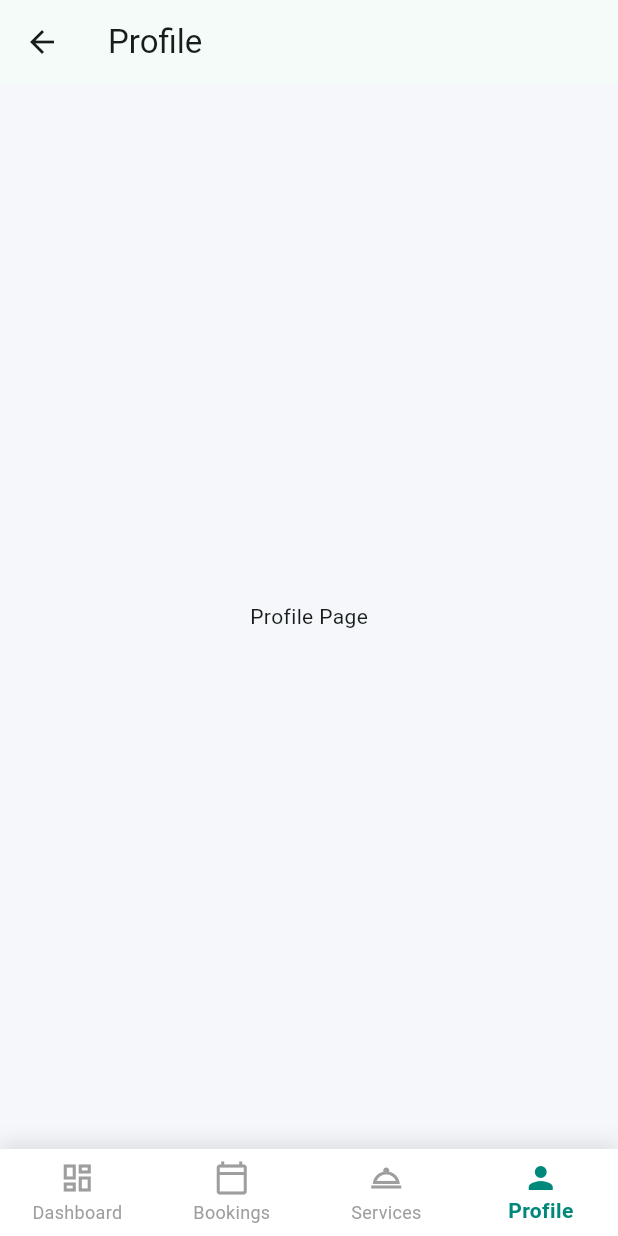
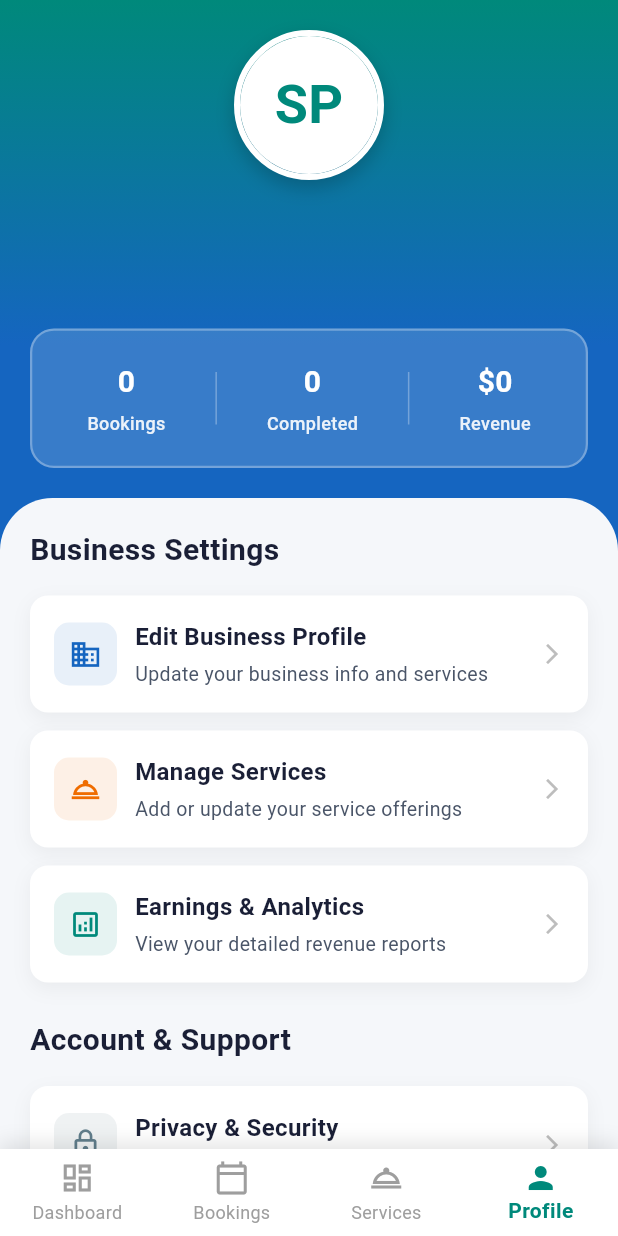
Before and after one commit to thisari-hettiarachchi/EventWallet, a Flutter app: the ProviderBottomNav widget shown alone on an empty page, opened directly, item 4 of the bottom bar chosen, on a phone screen of 412 x 824 dp. Run offline on Flutter 3.47's test engine with Material 3 defaults, Android fonts, the phone set to English and light mode, and no system bars; our stand-ins replace cloud_firestore, firebase_auth, firebase_core; accounts and stored records are empty.

Commit message:
add profile page

```diff
--- a/lib/core/widgets/provider_bottom_nav.dart
+++ b/lib/core/widgets/provider_bottom_nav.dart
@@ -1,5 +1,6 @@
 import 'package:flutter/material.dart';
 import '../../features/service_provider/dashboard/dashboard.dart';
+import '../../features/service_provider/profile/profile.dart';
 import 'package:firebase_auth/firebase_auth.dart';
 import 'package:cloud_firestore/cloud_firestore.dart';
 
@@ -13,10 +14,6 @@ class ProviderBottomNav extends StatelessWidget {
 
     final user = FirebaseAuth.instance.currentUser;
     if (user == null) return;
-
-    // We need providerType for the Dashboard.
-    // Usually, we'd get this from a Provider/State Management,
-    // but here we'll fetch it from Firestore or pass it if known.
 
     Widget page;
     switch (index) {
@@ -35,7 +32,7 @@ class ProviderBottomNav extends StatelessWidget {
         page = const ProviderServicesPage();
         break;
       case 3:
-        page = const ProviderProfilePage();
+        page = const ServiceProviderProfilePage();
         break;
       default:
         return;
@@ -122,15 +119,3 @@ class ProviderServicesPage extends StatelessWidget {
     );
   }
 }
-
-class ProviderProfilePage extends StatelessWidget {
-  const ProviderProfilePage({super.key});
-  @override
-  Widget build(BuildContext context) {
-    return Scaffold(
-      appBar: AppBar(title: const Text('Profile')),
-      body: const Center(child: Text('Profile Page')),
-      bottomNavigationBar: const ProviderBottomNav(currentIndex: 3),
-    );
-  }
-}
--- /dev/null
+++ b/lib/features/service_provider/profile/profile.dart
@@ -0,0 +1,446 @@
+import 'package:flutter/material.dart';
+import 'package:firebase_auth/firebase_auth.dart';
+import 'package:cloud_firestore/cloud_firestore.dart';
+import '../../../core/widgets/provider_bottom_nav.dart';
+import '../../../services/auth_service.dart';
+import '../../user/auth/login.dart';
+
+class ServiceProviderProfilePage extends StatelessWidget {
+  const ServiceProviderProfilePage({super.key});
+
+  @override
+  Widget build(BuildContext context) {
+    final User? user = FirebaseAuth.instance.currentUser;
+
+    if (user == null) {
+      Future.microtask(() {
+        Navigator.pushReplacement(
+          context,
+          MaterialPageRoute(builder: (_) => const LoginPage()),
+        );
+      });
+      return const Scaffold(
+        body: Center(child: CircularProgressIndicator()),
+      );
+    }
+
+    return FutureBuilder<DocumentSnapshot>(
+      future: FirebaseFirestore.instance.collection('service_providers').doc(user.uid).get(),
+      builder: (context, snapshot) {
+        if (snapshot.connectionState == ConnectionState.waiting) {
+          return const Scaffold(
+            body: Center(child: CircularProgressIndicator()),
+          );
+        }
+
+        if (!snapshot.hasData || !snapshot.data!.exists) {
+          return const Scaffold(
+            body: Center(child: Text('Provider data not found')),
+          );
+        }
+
+        final providerData = snapshot.data!.data() as Map<String, dynamic>;
+        final String businessName = providerData['businessName'] ?? 'Business Name';
+        final String email = providerData['email'] ?? 'No email';
+        final String providerType = providerData['providerType'] ?? 'Service Provider';
+
+        final initials = businessName.isNotEmpty
+            ? businessName.trim().split(' ').map((e) => e[0]).take(2).join()
+            : 'SP';
+
+        return Scaffold(
+          backgroundColor: const Color(0xFFF5F7FA),
+          body: Container(
+            decoration: const BoxDecoration(
+              gradient: LinearGradient(
+                begin: Alignment.topCenter,
+                end: Alignment.bottomCenter,
+                colors: [
+                  Color(0xFF00897B),
+                  Color(0xFF1565C0),
+                ],
+                stops: [0.0, 0.3],
+              ),
+            ),
+            child: SafeArea(
+              child: Column(
+                children: [
+                  const SizedBox(height: 20),
+                  Container(
+                    width: 100,
+                    height: 100,
+                    decoration: BoxDecoration(
+                      shape: BoxShape.circle,
+                      border: Border.all(color: Colors.white, width: 4),
+                      boxShadow: [
+                        BoxShadow(
+                          color: Colors.black.withValues(alpha: 0.2),
+                          blurRadius: 10,
+                          offset: const Offset(0, 5),
+                        ),
+                      ],
+                    ),
+                    child: CircleAvatar(
+                      backgroundColor: Colors.white,
+                      child: Text(
+                        initials,
+                        style: const TextStyle(
+                          fontSize: 36,
+                          fontWeight: FontWeight.bold,
+                          color: Color(0xFF00897B),
+                        ),
+                      ),
+                    ),
+                  ),
+                  const SizedBox(height: 16),
+                  Text(
+                    businessName,
+                    style: const TextStyle(
+                      fontSize: 24,
+                      fontWeight: FontWeight.bold,
+                      color: Colors.white,
+                    ),
+                  ),
+                  const SizedBox(height: 4),
+                  Text(
+                    email,
+                    style: TextStyle(
+                      fontSize: 15,
+                      color: Colors.white.withValues(alpha: 0.9),
+                    ),
+                  ),
+                  const SizedBox(height: 24),
+
+                  // Stats Section
+                  _buildProviderStats(user.uid),
+
+                  const SizedBox(height: 20),
+                  Expanded(
+                    child: Container(
+                      decoration: const BoxDecoration(
+                        color: Color(0xFFF5F7FA),
+                        borderRadius: BorderRadius.vertical(top: Radius.circular(35)),
+                      ),
+                      child: ListView(
+                        padding: const EdgeInsets.all(20),
+                        children: [
+                          const Text(
+                            'Business Settings',
+                            style: TextStyle(
+                              fontSize: 20,
+                              fontWeight: FontWeight.bold,
+                              color: Color(0xFF1A1F36),
+                            ),
+                          ),
+                          const SizedBox(height: 16),
+                          _buildSettingsCard(
+                            icon: Icons.business_outlined,
+                            title: 'Edit Business Profile',
+                            subtitle: 'Update your business info and services',
+                            color: const Color(0xFF1565C0),
+                            onTap: () {
+                              // Navigate to Edit Provider Profile
+                            },
+                          ),
+                          const SizedBox(height: 12),
+                          _buildSettingsCard(
+                            icon: Icons.room_service_outlined,
+                            title: 'Manage Services',
+                            subtitle: 'Add or update your service offerings',
+                            color: Colors.orange.shade800,
+                            onTap: () {
+                              // Navigate to Manage Services
+                            },
+                          ),
+                          const SizedBox(height: 12),
+                          _buildSettingsCard(
+                            icon: Icons.analytics_outlined,
+                            title: 'Earnings & Analytics',
+                            subtitle: 'View your detailed revenue reports',
+                            color: const Color(0xFF00897B),
+                            onTap: () {
+                              // Navigate to Analytics
+                            },
+                          ),
+                          const SizedBox(height: 24),
+                          const Text(
+                            'Account & Support',
+                            style: TextStyle(
+                              fontSize: 20,
+                              fontWeight: FontWeight.bold,
+                              color: Color(0xFF1A1F36),
+                            ),
+                          ),
+                          const SizedBox(height: 16),
+                          _buildSettingsCard(
+                            icon: Icons.lock_outline,
+                            title: 'Privacy & Security',
+                            subtitle: 'Password and security settings',
+                            color: Colors.blueGrey,
+                            onTap: () {
+                              // Navigate to Privacy
+                            },
+                          ),
+                          const SizedBox(height: 12),
+                          _buildSettingsCard(
+                            icon: Icons.help_outline,
+                            title: 'Help & Support',
+                            subtitle: 'Get assistance for your business',
+                            color: Colors.cyan.shade800,
+                            onTap: () {
+                              // Navigate to Help
+                            },
+                          ),
+                          const SizedBox(height: 24),
+
+                          // Logout Button
+                          Container(
+                            decoration: BoxDecoration(
+                              color: Colors.red.shade50,
+                              borderRadius: BorderRadius.circular(12),
+                              border: Border.all(color: Colors.red.shade200),
+                            ),
+                            child: Material(
+                              color: Colors.transparent,
+                              child: InkWell(
+                                onTap: () => _showLogoutDialog(context),
+                                borderRadius: BorderRadius.circular(12),
+                                child: Padding(
+                                  padding: const EdgeInsets.all(16),
+                                  child: Row(
+                                    children: [
+                                      Container(
+                                        padding: const EdgeInsets.all(10),
+                                        decoration: BoxDecoration(
+                                          color: Colors.red.shade100,
+                                          borderRadius: BorderRadius.circular(10),
+                                        ),
+                                        child: Icon(Icons.logout,
+                                            color: Colors.red.shade700, size: 22),
+                                      ),
+                                      const SizedBox(width: 12),
+                                      Expanded(
+                                        child: Text(
+                                          'Logout',
+                                          style: TextStyle(
+                                            fontSize: 16,
+                                            fontWeight: FontWeight.bold,
+                                            color: Colors.red.shade700,
+                                          ),
+                                        ),
+                                      ),
+                                      Icon(Icons.arrow_forward_ios,
+                                          color: Colors.red.shade400, size: 16),
+                                    ],
+                                  ),
+                                ),
+                              ),
+                            ),
+                          ),
+                          const SizedBox(height: 100),
+                        ],
+                      ),
+                    ),
+                  ),
+                ],
+              ),
+            ),
+          ),
+          bottomNavigationBar: const ProviderBottomNav(currentIndex: 3),
+        );
+      },
+    );
+  }
+
+  Widget _buildProviderStats(String providerId) {
+    return StreamBuilder<QuerySnapshot>(
+      stream: FirebaseFirestore.instance
+          .collection('bookings')
+          .where('providerId', isEqualTo: providerId)
+          .snapshots(),
+      builder: (context, snapshot) {
+        int totalBookings = 0;
+        double totalRevenue = 0;
+        int completedCount = 0;
+
+        if (snapshot.hasData) {
+          totalBookings = snapshot.data!.docs.length;
+          for (var doc in snapshot.data!.docs) {
+            final data = doc.data() as Map<String, dynamic>;
+            final status = data['status'] ?? '';
+            final amount = (data['amount'] ?? 0).toDouble();
+
+            if (status == 'completed') {
+              completedCount++;
+              totalRevenue += amount;
+            }
+          }
+        }
+
+        return Container(
+          margin: const EdgeInsets.symmetric(horizontal: 20),
+          padding: const EdgeInsets.all(20),
+          decoration: BoxDecoration(
+            color: Colors.white.withValues(alpha: 0.15),
+            borderRadius: BorderRadius.circular(16),
+            border: Border.all(
+              color: Colors.white.withValues(alpha: 0.3),
+              width: 1.5,
+            ),
+          ),
+          child: Row(
+            mainAxisAlignment: MainAxisAlignment.spaceAround,
+            children: [
+              _buildStatItem('Bookings', totalBookings.toString()),
+              _buildDivider(),
+              _buildStatItem('Completed', completedCount.toString()),
+              _buildDivider(),
+              _buildStatItem('Revenue', '\$${totalRevenue.toStringAsFixed(0)}'),
+            ],
+          ),
+        );
+      },
+    );
+  }
+
+  Widget _buildStatItem(String label, String value) {
+    return Column(
+      children: [
+        Text(
+          value,
+          style: const TextStyle(
+            color: Colors.white,
+            fontSize: 20,
+            fontWeight: FontWeight.bold,
+          ),
+        ),
+        const SizedBox(height: 4),
+        Text(
+          label,
+          style: TextStyle(
+            color: Colors.white.withValues(alpha: 0.9),
+            fontSize: 12,
+            fontWeight: FontWeight.w500,
+          ),
+        ),
+      ],
+    );
+  }
+
+  Widget _buildDivider() {
+    return Container(
+      width: 1,
+      height: 35,
+      color: Colors.white.withValues(alpha: 0.3),
+    );
+  }
+
+  Widget _buildSettingsCard({
+    required IconData icon,
+    required String title,
+    required String subtitle,
+    required Color color,
+    required VoidCallback onTap,
+  }) {
+    return Container(
+      decoration: BoxDecoration(
+        color: Colors.white,
+        borderRadius: BorderRadius.circular(12),
+        boxShadow: [
+          BoxShadow(
+            color: Colors.black.withValues(alpha: 0.05),
+            blurRadius: 10,
+            offset: const Offset(0, 4),
+          ),
+        ],
+      ),
+      child: Material(
+        color: Colors.transparent,
+        child: InkWell(
+          onTap: onTap,
+          borderRadius: BorderRadius.circular(12),
+          child: Padding(
+            padding: const EdgeInsets.all(16),
+            child: Row(
+              children: [
+                Container(
+                  padding: const EdgeInsets.all(10),
+                  decoration: BoxDecoration(
+                    color: color.withValues(alpha: 0.1),
+                    borderRadius: BorderRadius.circular(10),
+                  ),
+                  child: Icon(icon, color: color, size: 22),
+                ),
+                const SizedBox(width: 12),
+                Expanded(
+                  child: Column(
+                    crossAxisAlignment: CrossAxisAlignment.start,
+                    children: [
+                      Text(
+                        title,
+                        style: const TextStyle(
+                          fontSize: 16,
+                          fontWeight: FontWeight.bold,
+                          color: Color(0xFF1A1F36),
+                        ),
+                      ),
+                      const SizedBox(height: 4),
+                      Text(
+                        subtitle,
+                        style: const TextStyle(
+                          fontSize: 13,
+                          color: Color(0xFF4A5568),
+                        ),
+                      ),
+                    ],
+                  ),
+                ),
+                Icon(Icons.arrow_forward_ios,
+                    color: Colors.grey.shade400, size: 16),
+              ],
+            ),
+          ),
+        ),
+      ),
+    );
+  }
+
+  void _showLogoutDialog(BuildContext context) {
+    showDialog(
+      context: context,
+      builder: (context) => AlertDialog(
+        title: const Text('Logout', style: TextStyle(fontWeight: FontWeight.bold)),
+        content: const Text('Are you sure you want to logout from your business account?'),
+        actions: [
+          TextButton(
+            onPressed: () => Navigator.pop(context),
+            child: const Text('Cancel'),
+          ),
+          ElevatedButton(
+            onPressed: () async {
+              Navigator.pop(context);
+              try {
+                await AuthService().logout();
+                if (context.mounted) {
+                  Navigator.pushAndRemoveUntil(
+                    context,
+                    MaterialPageRoute(builder: (_) => const LoginPage()),
+                    (route) => false,
+                  );
+                }
+              } catch (e) {
+                if (context.mounted) {
+                  ScaffoldMessenger.of(context).showSnackBar(
+                    SnackBar(content: Text('Error logging out: $e'), backgroundColor: Colors.red),
+                  );
+                }
+              }
+            },
+            style: ElevatedButton.styleFrom(backgroundColor: Colors.red.shade700),
+            child: const Text('Logout'),
+          ),
+        ],
+      ),
+    );
+  }
+}
```
